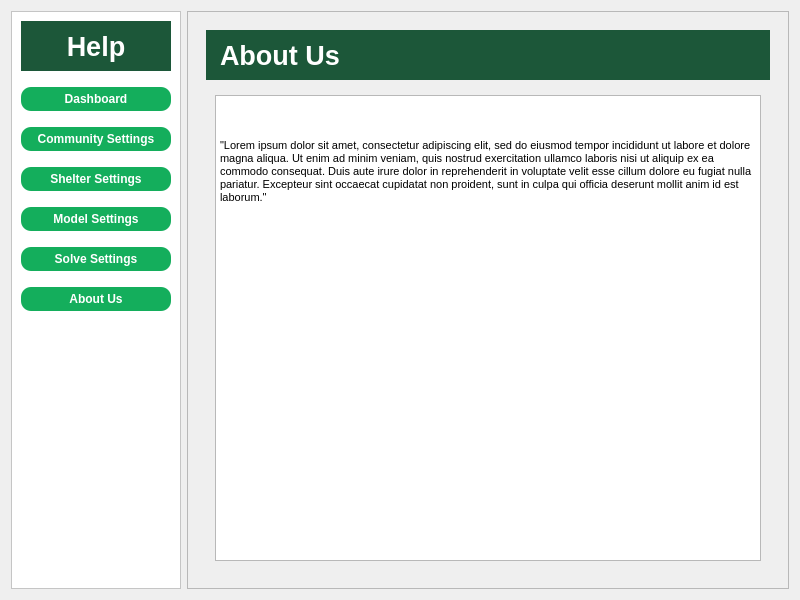
Qt form ProgramSrc/helpDialog.ui (Lucianono/ShelterAlloc_Thesis) before a commit.
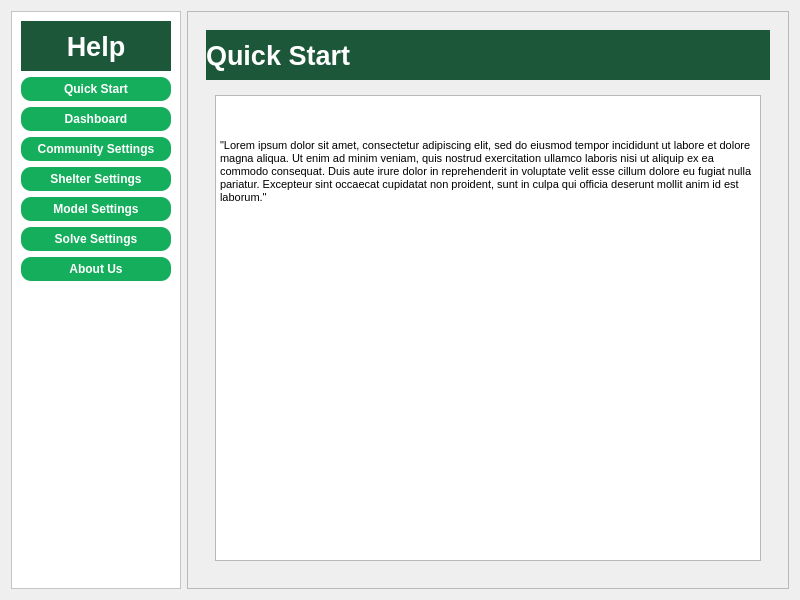
The same form after that commit. Icons and pictures are not drawn.

Commit message: added quickstart help

```diff
--- a/ProgramSrc/helpDialog.ui
+++ b/ProgramSrc/helpDialog.ui
@@ -53,9 +53,6 @@
       <enum>QFrame::Raised</enum>
      </property>
      <layout class="QVBoxLayout" name="verticalLayout">
-      <property name="spacing">
-       <number>16</number>
-      </property>
       <item>
        <widget class="QLabel" name="label">
         <property name="sizePolicy">
@@ -92,6 +89,51 @@
         </property>
        </widget>
       </item>
+      <item>
+       <widget class="QPushButton" name="pushButton_11">
+        <property name="sizePolicy">
+         <sizepolicy hsizetype="Maximum" vsizetype="Maximum">
+          <horstretch>0</horstretch>
+          <verstretch>0</verstretch>
+         </sizepolicy>
+        </property>
+        <property name="minimumSize">
+         <size>
+          <width>150</width>
+          <height>0</height>
+         </size>
+        </property>
+        <property name="font">
+         <font>
+          <weight>75</weight>
+          <bold>true</bold>
+         </font>
+        </property>
+        <property name="cursor">
+         <cursorShape>PointingHandCursor</cursorShape>
+        </property>
+        <property name="styleSheet">
+         <string notr="true">QPushButton {
+    background-color: #14AE5C;
+    color: white;
+    padding: 5px;
+    border: none;
+    border-radius: 10px;
+}
+
+QPushButton:hover {
+    background-color: #12c753;
+}
+
+QPushButton:pressed {
+    background-color: #12c753;
+}</string>
+        </property>
+        <property name="text">
+         <string>Quick Start</string>
+        </property>
+       </widget>
+      </item>
       <item>
        <widget class="QPushButton" name="pushButton_10">
         <property name="sizePolicy">
@@ -390,7 +432,7 @@
       <item>
        <widget class="QStackedWidget" name="stackedWidget">
         <property name="currentIndex">
-         <number>5</number>
+         <number>6</number>
         </property>
         <widget class="QWidget" name="page">
          <layout class="QVBoxLayout" name="verticalLayout_3">
@@ -729,6 +771,63 @@
           </item>
          </layout>
         </widget>
+        <widget class="QWidget" name="page_7">
+         <layout class="QVBoxLayout" name="verticalLayout_17">
+          <item>
+           <widget class="QLabel" name="label_8">
+            <property name="sizePolicy">
+             <sizepolicy hsizetype="Preferred" vsizetype="Maximum">
+              <horstretch>0</horstretch>
+              <verstretch>0</verstretch>
+             </sizepolicy>
+            </property>
+            <property name="minimumSize">
+             <size>
+              <width>0</width>
+              <height>50</height>
+             </size>
+            </property>
+            <property name="font">
+             <font>
+              <pointsize>20</pointsize>
+              <weight>75</weight>
+              <bold>true</bold>
+             </font>
+            </property>
+            <property name="styleSheet">
+             <string notr="true">background-color: #1C5739;
+
+color: white;
+
+</string>
+            </property>
+            <property name="text">
+             <string>Quick Start</string>
+            </property>
+           </widget>
+          </item>
+          <item>
+           <widget class="QWidget" name="widget_7" native="true">
+            <layout class="QVBoxLayout" name="verticalLayout_15">
+             <item>
+              <widget class="QTextBrowser" name="textBrowser_8">
+               <property name="html">
+                <string>&lt;!DOCTYPE HTML PUBLIC &quot;-//W3C//DTD HTML 4.0//EN&quot; &quot;http://www.w3.org/TR/REC-html40/strict.dtd&quot;&gt;
+&lt;html&gt;&lt;head&gt;&lt;meta name=&quot;qrichtext&quot; content=&quot;1&quot; /&gt;&lt;style type=&quot;text/css&quot;&gt;
+p, li { white-space: pre-wrap; }
+&lt;/style&gt;&lt;/head&gt;&lt;body style=&quot; font-family:'MS Shell Dlg 2'; font-size:8.25pt; font-weight:400; font-style:normal;&quot;&gt;
+&lt;p style=&quot;-qt-paragraph-type:empty; margin-top:0px; margin-bottom:0px; margin-left:0px; margin-right:0px; -qt-block-indent:0; text-indent:0px;&quot;&gt;&lt;br /&gt;&lt;/p&gt;
+&lt;p style=&quot;-qt-paragraph-type:empty; margin-top:0px; margin-bottom:0px; margin-left:0px; margin-right:0px; -qt-block-indent:0; text-indent:0px; font-size:8pt;&quot;&gt;&lt;br /&gt;&lt;/p&gt;
+&lt;p style=&quot;-qt-paragraph-type:empty; margin-top:0px; margin-bottom:0px; margin-left:0px; margin-right:0px; -qt-block-indent:0; text-indent:0px; font-size:8pt;&quot;&gt;&lt;br /&gt;&lt;/p&gt;
+&lt;p style=&quot; margin-top:0px; margin-bottom:0px; margin-left:0px; margin-right:0px; -qt-block-indent:0; text-indent:0px;&quot;&gt;&lt;span style=&quot; font-family:'Open Sans,Arial,sans-serif'; font-size:8pt; color:#000000; background-color:#ffffff;&quot;&gt;&amp;quot;Lorem ipsum dolor sit amet, consectetur adipiscing elit, sed do eiusmod tempor incididunt ut labore et dolore magna aliqua. Ut enim ad minim veniam, quis nostrud exercitation ullamco laboris nisi ut aliquip ex ea commodo consequat. Duis aute irure dolor in reprehenderit in voluptate velit esse cillum dolore eu fugiat nulla pariatur. Excepteur sint occaecat cupidatat non proident, sunt in culpa qui officia deserunt mollit anim id est laborum.&amp;quot;&lt;/span&gt;&lt;/p&gt;&lt;/body&gt;&lt;/html&gt;</string>
+               </property>
+              </widget>
+             </item>
+            </layout>
+           </widget>
+          </item>
+         </layout>
+        </widget>
        </widget>
       </item>
      </layout>
```
Left out of the diff: 12 changed lines with no effect on the pictures. The commit also changes 2 other files.
